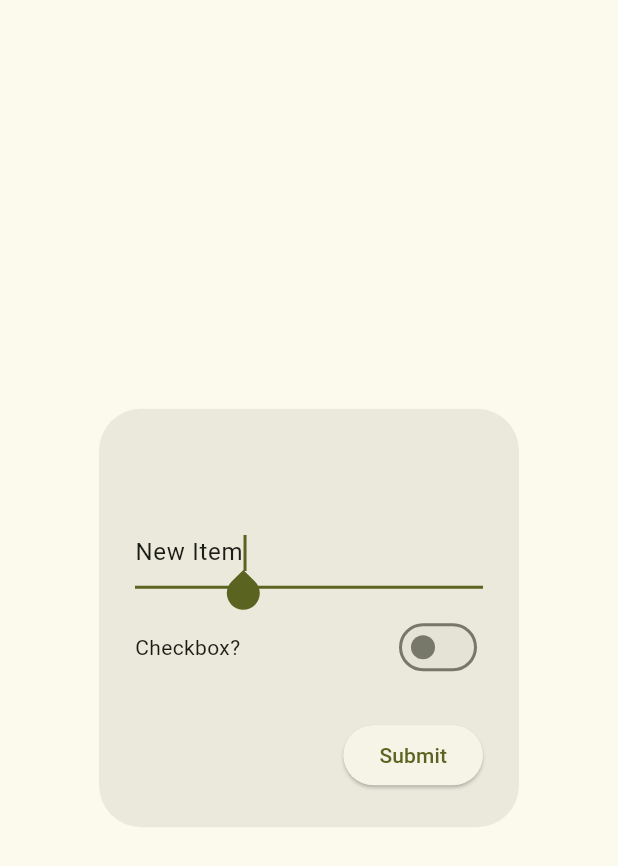
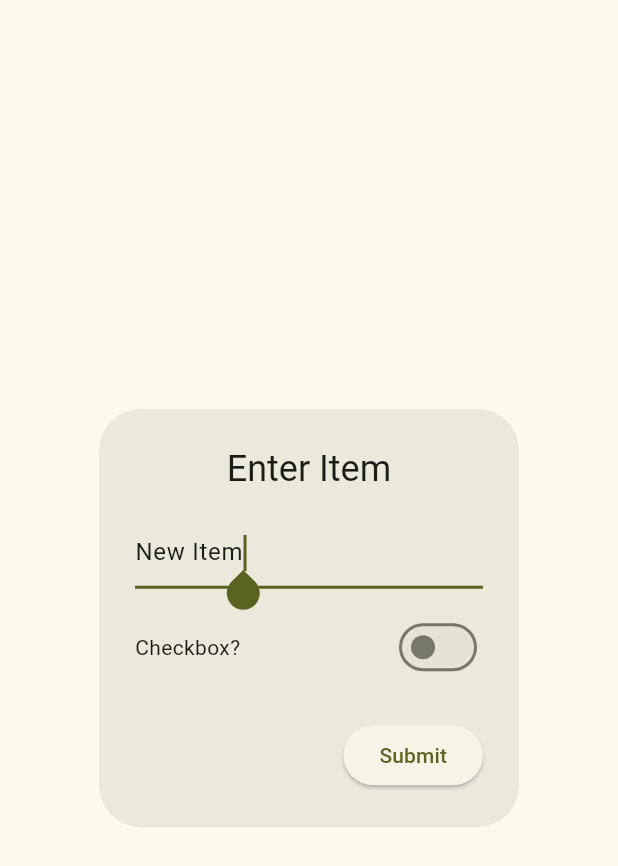
Before and after one commit to Pertempto/Lists, a Flutter app: the EditItemDialog widget shown alone on an empty page, opened directly with empty values, on a phone screen of 412 x 824 dp. Shown: the top 866 px of the screen. Run offline on Flutter 3.47's test engine with Material 2 defaults, Android fonts, the phone set to English and light mode, and no system bars; our stand-ins replace adaptive_theme, isar; missing offline and left inert: modal_side_sheet; accounts and stored records are empty; generated files the repository leaves out were written again.

Commit message:
renamed EditListDialog -> ListSettingsDialog

```diff
--- a/lib/view/edit_item_dialog.dart
+++ b/lib/view/edit_item_dialog.dart
@@ -4,13 +4,11 @@ import 'package:lists/model/item.dart';
 /// EditItemDialog:
 ///   - a dialog that allows the user to edit an `Item`
 class EditItemDialog extends StatefulWidget {
-  final String title;
   final void Function(Item) onSubmit;
   final Item item;
 
   const EditItemDialog(
       {super.key,
-      required this.title,
       required this.onSubmit,
       required this.item});
 
@@ -30,7 +28,7 @@ class _EditItemDialogState extends State<EditItemDialog> {
   @override
   Widget build(BuildContext context) {
     return AlertDialog(
-      title: Text(widget.title, textAlign: TextAlign.center),
+      title: const Text('Enter Item', textAlign: TextAlign.center),
       content: Column(
         mainAxisSize: MainAxisSize.min,
         children: [
--- a/lib/view/home_page.dart
+++ b/lib/view/home_page.dart
@@ -1,7 +1,7 @@
 import 'package:flutter/material.dart';
 import 'package:lists/model/list_model.dart';
 import 'package:lists/model/database_manager.dart';
-import 'package:lists/view/edit_list_dialog.dart';
+import 'package:lists/view/list_settings_dialog.dart';
 import 'package:lists/view/list_widget.dart';
 import 'package:lists/view/list_preview_widget.dart';
 import 'package:lists/view/settings_widget.dart';
@@ -63,8 +63,7 @@ class _HomePageState extends State<HomePage> {
 
   void _showAddNewListDialog() => showDialog(
         context: context,
-        builder: (context) => EditListDialog(
-            title: 'Enter New List Title',
+        builder: (context) => ListSettingsDialog(
             onSubmit: _submitNewList,
             listModel: ListModel()),
       );
--- a/lib/view/item_widget.dart
+++ b/lib/view/item_widget.dart
@@ -65,8 +65,7 @@ class _ItemWidgetState extends State<ItemWidget> {
   void _showEditDialog() {
     showDialog(
       context: context,
-      builder: (context) => EditItemDialog(
-          title: 'Enter Item', onSubmit: (_) => updateThis(), item: widget.item),
+      builder: (context) => EditItemDialog(onSubmit: (_) => updateThis(), item: widget.item),
     );
   }
 
```
Also changed, not shown: lib/view/list_settings_dialog.dart (renamed from lib/view/edit_list_dialog.dart, +5 -7 lines).
